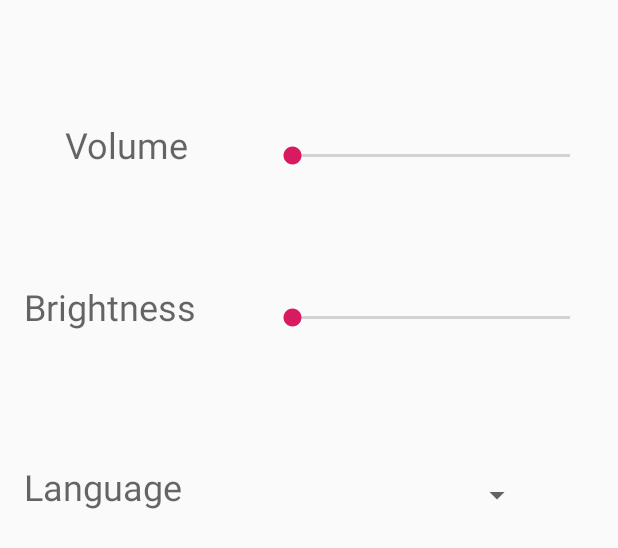
After one commit to chinhquang/FunQuiz, an Android app: the layout activity_settings.xml on its own in the app's theme, with its tools: preview values and no code run, on a phone screen of 412 x 824 dp. The commit adds this screen. Shown: the top 548 px of the screen. Run offline under Robolectric (Android 15) with nearby library versions, the phone set to English and light mode, and no system bars.

Commit message:
Commit for Settings activity

```diff
--- a/app/src/main/AndroidManifest.xml
+++ b/app/src/main/AndroidManifest.xml
@@ -6,6 +6,7 @@
     <uses-permission android:name="android.permission.GET_ACCOUNTS" />
     <uses-permission android:name="android.permission.READ_PROFILE" />
     <uses-permission android:name="android.permission.READ_CONTACTS" />
+    <uses-permission android:name="android.permission.WRITE_SETTINGS" />
 
     <application
         android:allowBackup="true"
@@ -24,7 +25,9 @@
         <activity android:name=".SignInActivity" />
         <activity android:name=".SignUpActivity" />
         <activity android:name=".QuizAcitivity" />
-        <activity android:name=".OptionsActivity"></activity>
+        <activity android:name=".OptionsActivity" />
+        <activity android:name=".Settings" />
+        <activity android:name=".Help"></activity>
     </application>
 
 </manifest>
--- /dev/null
+++ b/app/src/main/res/layout/activity_settings.xml
@@ -0,0 +1,89 @@
+<?xml version="1.0" encoding="utf-8"?>
+<android.support.constraint.ConstraintLayout xmlns:android="http://schemas.android.com/apk/res/android"
+    xmlns:app="http://schemas.android.com/apk/res-auto"
+    xmlns:tools="http://schemas.android.com/tools"
+    android:layout_width="match_parent"
+    android:layout_height="match_parent"
+    tools:context=".Settings">
+
+    <TextView
+        android:id="@+id/textView9"
+        android:layout_width="115dp"
+        android:layout_height="47dp"
+        android:layout_marginLeft="16dp"
+        android:layout_marginStart="16dp"
+        android:layout_marginTop="188dp"
+        android:text="Brightness"
+        android:textAppearance="@style/TextAppearance.AppCompat.Caption"
+        android:textSize="24sp"
+        app:layout_constraintStart_toStartOf="parent"
+        app:layout_constraintTop_toTopOf="parent" />
+
+    <SeekBar
+        android:id="@+id/sbVolume"
+        android:layout_width="217dp"
+        android:layout_height="48dp"
+        android:layout_marginEnd="16dp"
+        android:layout_marginRight="16dp"
+        android:layout_marginTop="80dp"
+        app:layout_constraintEnd_toEndOf="parent"
+        app:layout_constraintTop_toTopOf="parent" />
+
+    <SeekBar
+        android:id="@+id/sbBrightness"
+        android:layout_width="217dp"
+        android:layout_height="48dp"
+        android:layout_marginEnd="16dp"
+        android:layout_marginLeft="8dp"
+        android:layout_marginRight="16dp"
+        android:layout_marginStart="8dp"
+        android:layout_marginTop="188dp"
+        app:layout_constraintEnd_toEndOf="parent"
+        app:layout_constraintHorizontal_bias="1.0"
+        app:layout_constraintStart_toEndOf="@+id/textView9"
+        app:layout_constraintTop_toTopOf="parent" />
+
+    <TextView
+        android:id="@+id/textView8"
+        android:layout_width="102dp"
+        android:layout_height="47dp"
+        android:layout_marginEnd="8dp"
+        android:layout_marginLeft="16dp"
+        android:layout_marginRight="8dp"
+        android:layout_marginStart="16dp"
+        android:layout_marginTop="80dp"
+        android:text="Volume"
+        android:textAppearance="@style/TextAppearance.AppCompat.Caption"
+        android:textSize="24sp"
+        app:layout_constraintEnd_toStartOf="@+id/sbVolume"
+        app:layout_constraintHorizontal_bias="0.52"
+        app:layout_constraintStart_toStartOf="parent"
+        app:layout_constraintTop_toTopOf="parent" />
+
+    <TextView
+        android:id="@+id/textView10"
+        android:layout_width="122dp"
+        android:layout_height="43dp"
+        android:layout_marginLeft="16dp"
+        android:layout_marginStart="16dp"
+        android:layout_marginTop="308dp"
+        android:text="Language"
+        android:textAppearance="@style/TextAppearance.AppCompat.Caption"
+        android:textSize="24sp"
+        app:layout_constraintStart_toStartOf="parent"
+        app:layout_constraintTop_toTopOf="parent" />
+
+    <Spinner
+        android:id="@+id/langSpinner"
+        android:layout_width="168dp"
+        android:layout_height="44dp"
+        android:layout_marginEnd="16dp"
+        android:layout_marginLeft="8dp"
+        android:layout_marginRight="16dp"
+        android:layout_marginStart="8dp"
+        android:layout_marginTop="308dp"
+        app:layout_constraintEnd_toEndOf="parent"
+        app:layout_constraintStart_toEndOf="@+id/textView10"
+        app:layout_constraintTop_toTopOf="parent" />
+
+</android.support.constraint.ConstraintLayout>
--- a/app/src/main/res/values/styles.xml
+++ b/app/src/main/res/values/styles.xml
@@ -1,7 +1,7 @@
 <resources>
 
     <!-- Base application theme. -->
-    <style name="AppTheme" parent="Theme.AppCompat.Light.DarkActionBar">
+    <style name="AppTheme" parent="Base.Theme.AppCompat.Light.DarkActionBar">
         <!-- Customize your theme here. -->
         <item name="colorPrimary">@color/colorPrimary</item>
         <item name="colorPrimaryDark">@color/colorPrimaryDark</item>
```
Also changed, not shown: app/src/main/java/com/example/chinhtrinhquang/funquiz/Candidate.java (added, +71 -0 lines), app/src/main/java/com/example/chinhtrinhquang/funquiz/Help.java (added, +13 -0 lines), app/src/main/java/com/example/chinhtrinhquang/funquiz/OptionsActivity.java (+18 -0 lines), app/src/main/java/com/example/chinhtrinhquang/funquiz/Result.java (added, +33 -0 lines), app/src/main/java/com/example/chinhtrinhquang/funquiz/Settings.java (added, +141 -0 lines), app/src/main/java/com/example/chinhtrinhquang/funquiz/TackerActivity.java (added, +21 -0 lines), app/src/main/res/layout/activity_help.xml (added, +9 -0 lines), app/src/main/res/layout/options.xml (+4 -4 lines), app/src/main/res/layout/result.xml (added, +54 -0 lines).
